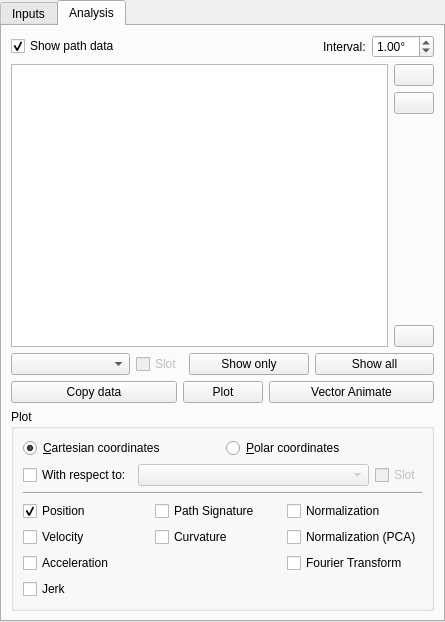
Above: pyslvs_ui/widgets/inputs/inputs.ui from KmolYuan/Pyslvs-UI before the change. Below: the same form after it.
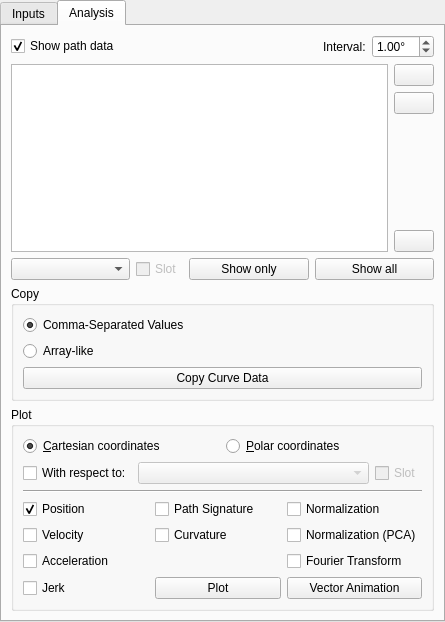
That is the form after the change. The open tabs and pages were chosen to show the change. Icons and pictures are not drawn.

Commit message: Update Qt API and add a clipboard option for copied curve.

Diff of the .ui file:
```diff
--- a/pyslvs_ui/widgets/inputs/inputs.ui
+++ b/pyslvs_ui/widgets/inputs/inputs.ui
@@ -565,14 +565,35 @@
         </layout>
        </item>
        <item>
-        <layout class="QHBoxLayout" name="horizontalLayout_9">
+        <widget class="QGroupBox" name="copy_format_groupbox">
+         <property name="title">
+          <string>Copy</string>
+         </property>
+         <layout class="QVBoxLayout" name="verticalLayout_8">
+          <item>
+           <widget class="QRadioButton" name="copy_as_csv">
+            <property name="text">
+             <string>Comma-Separated Values</string>
+            </property>
+            <property name="checked">
+             <bool>true</bool>
+            </property>
+           </widget>
+          </item>
+          <item>
+           <widget class="QRadioButton" name="copy_as_array">
+            <property name="text">
+             <string>Array-like</string>
+            </property>
+           </widget>
+          </item>
          <item>
           <widget class="QPushButton" name="cp_data_btn">
            <property name="statusTip">
             <string>Copy the data of this joint to clipboard.</string>
            </property>
            <property name="text">
-            <string>Copy data</string>
+             <string>Copy Curve Data</string>
            </property>
            <property name="icon">
             <iconset>
@@ -580,38 +601,8 @@
            </property>
           </widget>
          </item>
-         <item>
-          <widget class="QPushButton" name="plot_btn">
-           <property name="sizePolicy">
-            <sizepolicy hsizetype="Fixed" vsizetype="Fixed">
-             <horstretch>0</horstretch>
-             <verstretch>0</verstretch>
-            </sizepolicy>
-           </property>
-           <property name="statusTip">
-            <string>Plot the data of this joint.</string>
-           </property>
-           <property name="text">
-            <string>Plot</string>
-           </property>
-           <property name="icon">
-            <iconset>
-             <normaloff>icons:formula.png</normaloff>icons:formula.png</iconset>
-           </property>
-          </widget>
-         </item>
-         <item>
-          <widget class="QPushButton" name="animate_btn">
-           <property name="text">
-            <string>Vector Animate</string>
-           </property>
-           <property name="icon">
-            <iconset>
-             <normaloff>icons:motor.png</normaloff>icons:motor.png</iconset>
-           </property>
-          </widget>
-         </item>
-        </layout>
+         </layout>
+        </widget>
        </item>
        <item>
         <widget class="QGroupBox" name="plot_groupbox">
@@ -755,6 +746,31 @@
               </property>
              </widget>
             </item>
+            <item row="3" column="1">
+             <widget class="QPushButton" name="plot_btn">
+              <property name="statusTip">
+               <string>Plot the data of this joint.</string>
+              </property>
+              <property name="text">
+               <string>Plot</string>
+              </property>
+              <property name="icon">
+               <iconset>
+                <normaloff>icons:formula.png</normaloff>icons:formula.png</iconset>
+              </property>
+             </widget>
+            </item>
+            <item row="3" column="2">
+             <widget class="QPushButton" name="animate_btn">
+              <property name="text">
+               <string>Vector Animation</string>
+              </property>
+              <property name="icon">
+               <iconset>
+                <normaloff>icons:motor.png</normaloff>icons:motor.png</iconset>
+              </property>
+             </widget>
+            </item>
            </layout>
           </item>
          </layout>
```
Left out of the diff: 1 changed line with no effect on the pictures. Lines whose indentation alone changed are shown as unchanged. The commit also changes 7 other files.
